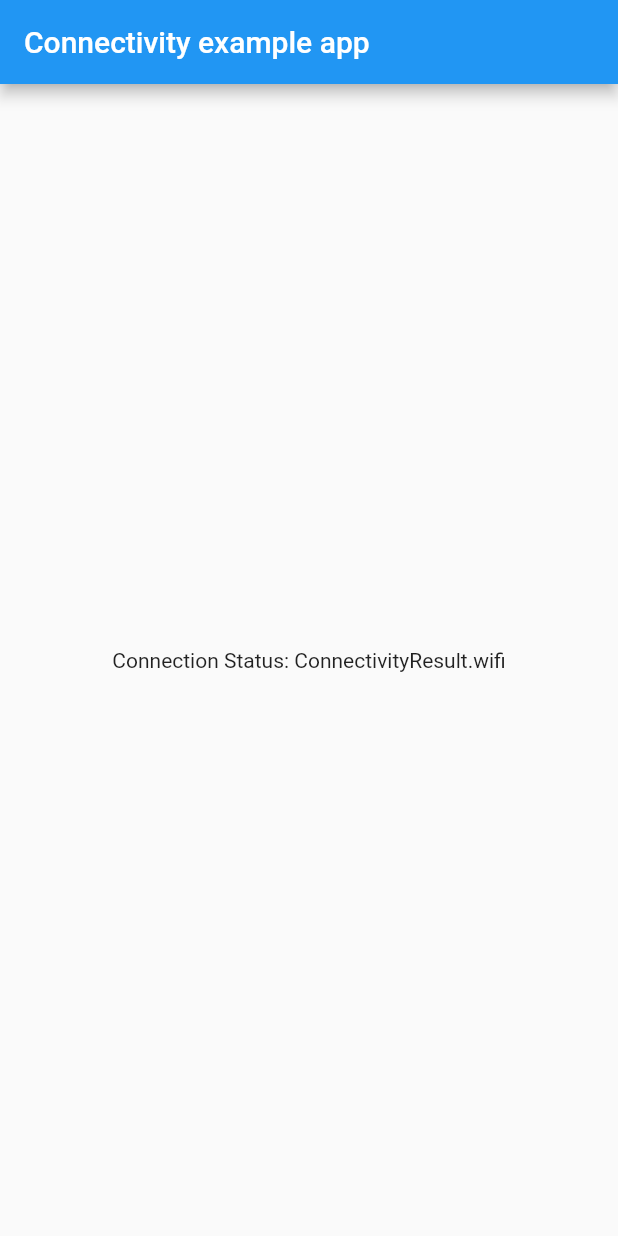
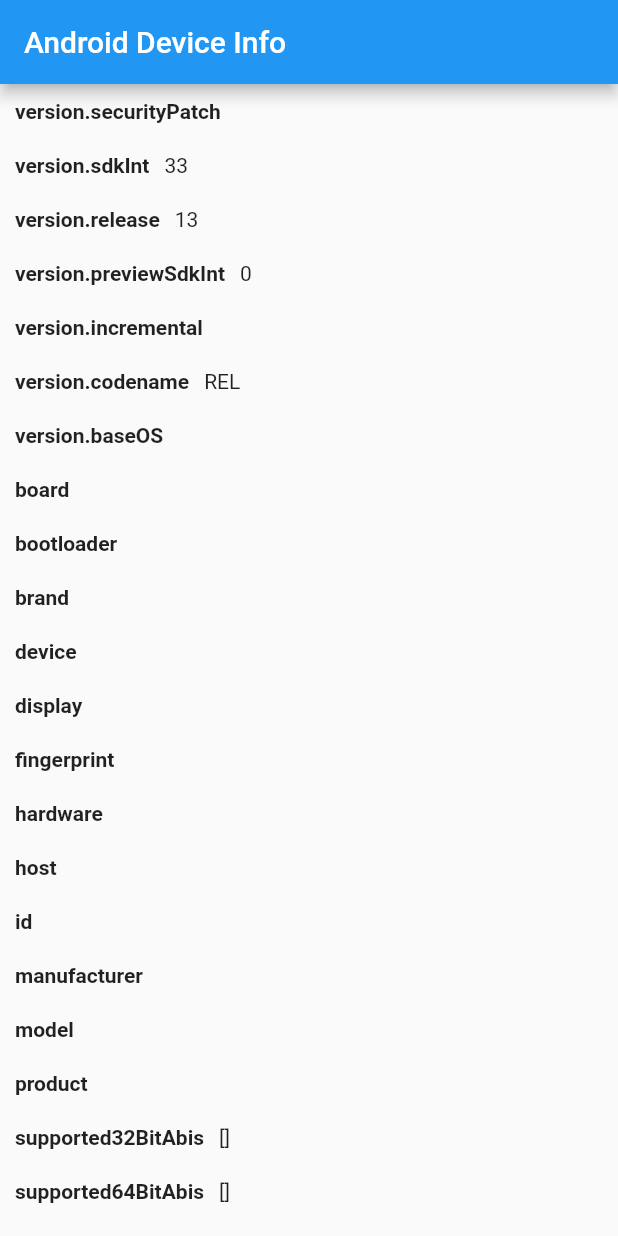
Before and after one commit to reham-ahmed/flutter_plus_plugins, a Flutter app: the screen it shows after launch, on a phone screen of 412 x 824 dp. Run offline on Flutter 3.47's test engine with Material 2 defaults, Android fonts, the phone set to English and light mode, and no system bars; our stand-ins replace battery, connectivity, device_info.

Commit message:
device info

```diff
--- /dev/null
+++ b/lib/device_info.dart
@@ -0,0 +1,139 @@
+// Copyright 2017 The Chromium Authors. All rights reserved.
+// Use of this source code is governed by a BSD-style license that can be
+// found in the LICENSE file.
+
+// ignore_for_file: public_member_api_docs
+
+import 'dart:async';
+
+import 'dart:io';
+import 'package:flutter/material.dart';
+import 'package:flutter/services.dart';
+import 'package:device_info/device_info.dart';
+
+
+
+class DeviceInfo extends StatefulWidget {
+  @override
+  _DeviceInfoState createState() => _DeviceInfoState();
+}
+
+class _DeviceInfoState extends State<DeviceInfo> {
+  static final DeviceInfoPlugin deviceInfoPlugin = DeviceInfoPlugin();
+  Map<String, dynamic> _deviceData = <String, dynamic>{};
+
+  @override
+  void initState() {
+    super.initState();
+    initPlatformState();
+  }
+
+  Future<void> initPlatformState() async {
+    Map<String, dynamic> deviceData;
+
+    try {
+      if (Platform.isAndroid) {
+        deviceData = _readAndroidBuildData(await deviceInfoPlugin.androidInfo);
+      } else if (Platform.isIOS) {
+        deviceData = _readIosDeviceInfo(await deviceInfoPlugin.iosInfo);
+      }
+    } on PlatformException {
+      deviceData = <String, dynamic>{
+        'Error:': 'Failed to get platform version.'
+      };
+    }
+
+    if (!mounted) return;
+
+    setState(() {
+      _deviceData = deviceData;
+    });
+  }
+
+  Map<String, dynamic> _readAndroidBuildData(AndroidDeviceInfo build) {
+    return <String, dynamic>{
+      'version.securityPatch': build.version.securityPatch,
+      'version.sdkInt': build.version.sdkInt,
+      'version.release': build.version.release,
+      'version.previewSdkInt': build.version.previewSdkInt,
+      'version.incremental': build.version.incremental,
+      'version.codename': build.version.codename,
+      'version.baseOS': build.version.baseOS,
+      'board': build.board,
+      'bootloader': build.bootloader,
+      'brand': build.brand,
+      'device': build.device,
+      'display': build.display,
+      'fingerprint': build.fingerprint,
+      'hardware': build.hardware,
+      'host': build.host,
+      'id': build.id,
+      'manufacturer': build.manufacturer,
+      'model': build.model,
+      'product': build.product,
+      'supported32BitAbis': build.supported32BitAbis,
+      'supported64BitAbis': build.supported64BitAbis,
+      'supportedAbis': build.supportedAbis,
+      'tags': build.tags,
+      'type': build.type,
+      'isPhysicalDevice': build.isPhysicalDevice,
+      'androidId': build.androidId,
+      'systemFeatures': build.systemFeatures,
+    };
+  }
+
+  Map<String, dynamic> _readIosDeviceInfo(IosDeviceInfo data) {
+    return <String, dynamic>{
+      'name': data.name,
+      'systemName': data.systemName,
+      'systemVersion': data.systemVersion,
+      'model': data.model,
+      'localizedModel': data.localizedModel,
+      'identifierForVendor': data.identifierForVendor,
+      'isPhysicalDevice': data.isPhysicalDevice,
+      'utsname.sysname:': data.utsname.sysname,
+      'utsname.nodename:': data.utsname.nodename,
+      'utsname.release:': data.utsname.release,
+      'utsname.version:': data.utsname.version,
+      'utsname.machine:': data.utsname.machine,
+    };
+  }
+
+  @override
+  Widget build(BuildContext context) {
+    return MaterialApp(
+      home: Scaffold(
+        appBar: AppBar(
+          title: Text(
+              Platform.isAndroid ? 'Android Device Info' : 'iOS Device Info'),
+        ),
+        body: ListView(
+          children: _deviceData.keys.map((String property) {
+            return Row(
+              children: <Widget>[
+                Container(
+                  padding: const EdgeInsets.all(10.0),
+                  child: Text(
+                    property,
+                    style: const TextStyle(
+                      fontWeight: FontWeight.bold,
+                    ),
+                  ),
+                ),
+                Expanded(
+                    child: Container(
+                  padding: const EdgeInsets.fromLTRB(0.0, 10.0, 0.0, 10.0),
+                  child: Text(
+                    '${_deviceData[property]}',
+                    maxLines: 10,
+                    overflow: TextOverflow.ellipsis,
+                  ),
+                )),
+              ],
+            );
+          }).toList(),
+        ),
+      ),
+    );
+  }
+}
--- a/lib/main.dart
+++ b/lib/main.dart
@@ -10,9 +10,15 @@ import 'package:flutter/material.dart';
 import 'package:battery/battery.dart';
 import 'package:flutter_plus_plugins/battery.dart';
 import 'package:flutter_plus_plugins/connectivity.dart';
+import 'package:flutter_plus_plugins/device_info.dart';
 
 void main() {
-  runApp(MyApp());
+ runZonedGuarded(() {
+    runApp(MyApp());
+  }, (dynamic error, dynamic stack) {
+    print(error);
+    print(stack);
+  });
 }
 
 class MyApp extends StatelessWidget {
@@ -24,7 +30,8 @@ class MyApp extends StatelessWidget {
         primarySwatch: Colors.blue,
       ),
       // home: BatteryPage(title: 'Flutter Demo Home Page'),
-      home: ConnectivityPage(title: 'Flutter Demo Home Page'),
+      // home: ConnectivityPage(title: 'Flutter Demo Home Page'),
+      home: DeviceInfo(),
     );
   }
 }
--- a/pubspec.yaml
+++ b/pubspec.yaml
@@ -30,6 +30,7 @@ dependencies:
   cupertino_icons: ^0.1.3
   battery: ^1.0.7
   connectivity: ^2.0.2
+  device_info: ^1.0.0
 dev_dependencies:
   flutter_test:
     sdk: flutter
```
Also changed, not shown: pubspec.lock.
